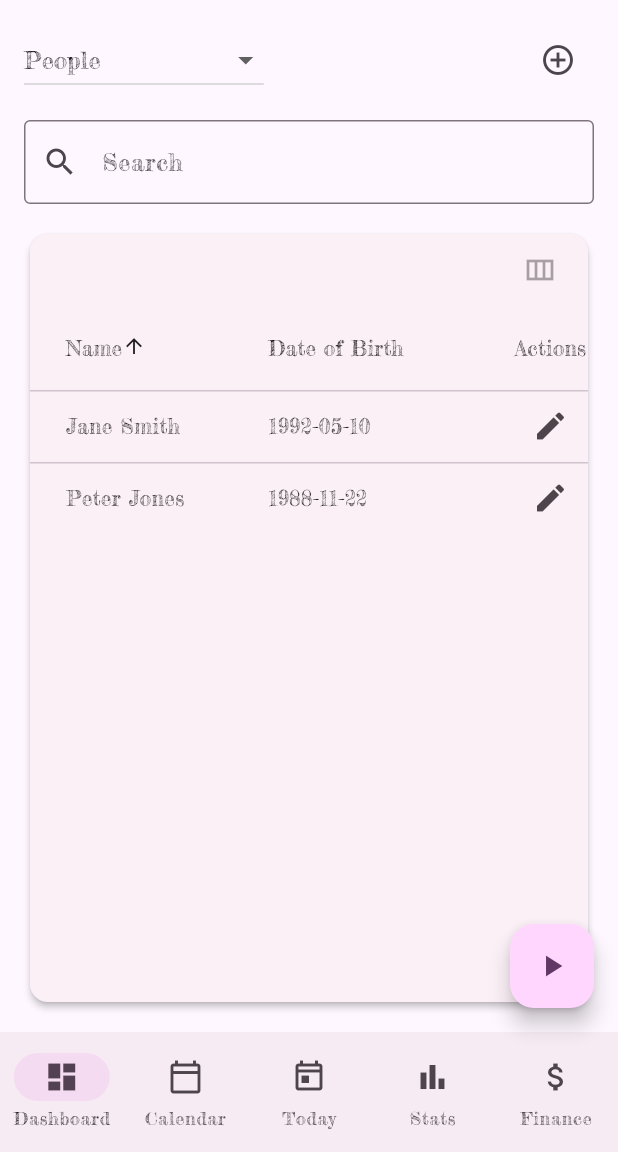
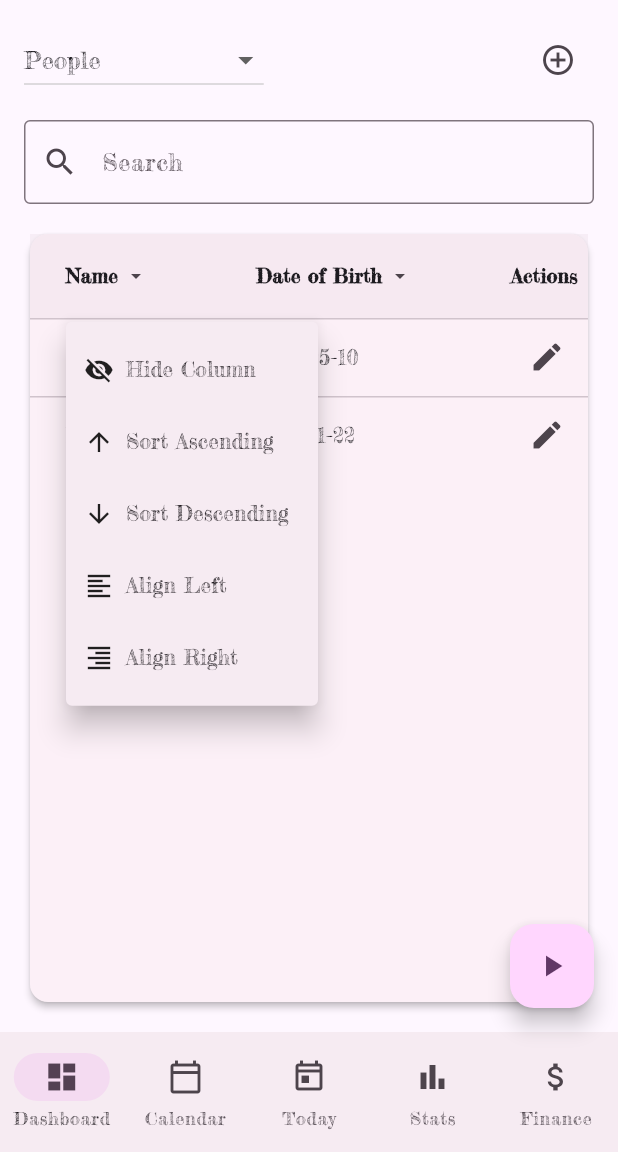
Before and after one commit to la-fourier/myapp, a Flutter app: the screen it shows after launch, after a tap on "Login", after a tap on "Name", on a phone screen of 412 x 824 dp, the part 84-1236 px from its top. Run offline on Flutter 3.47's test engine with Material 3 defaults, Android fonts, the phone set to English and light mode, and no system bars; our stand-ins replace csv, file_picker, flutter_local_notifications, flutter_secure_storage, fluttertoast, google_fonts and 4 more; missing offline and left inert: flutter_web_auth_2, google_mlkit_text_recognition, googleapis; accounts and stored records are empty.

Commit message:
AGENT X - Finished Phase 2 Dashboard Table Overhaul

```diff
--- a/lib/widgets/data_card.dart
+++ b/lib/widgets/data_card.dart
@@ -1,12 +1,12 @@
 import 'package:flutter/material.dart';
 
-// A helper class to define a column, its data, and its sorting behavior.
 class SortableColumn<T> {
   final String label;
   final String? tooltip;
   final bool numeric;
   final Comparable Function(T item) getField;
   final Widget Function(T item) cellBuilder;
+  Alignment alignment;
 
   SortableColumn({
     required this.label,
@@ -14,6 +14,7 @@ class SortableColumn<T> {
     this.numeric = false,
     required this.getField,
     required this.cellBuilder,
+    this.alignment = Alignment.centerLeft,
   });
 }
 
@@ -21,12 +22,14 @@ class DataCard<T> extends StatefulWidget {
   final List<T> data;
   final List<SortableColumn<T>> columns;
   final String? filterText;
+  final void Function(T item)? onRowTap;
 
   const DataCard({
     super.key,
     required this.data,
     required this.columns,
     this.filterText,
+    this.onRowTap,
   });
 
   @override
@@ -54,8 +57,13 @@ class _DataCardState<T> extends State<DataCard<T>> {
     if (widget.data != oldWidget.data) {
       setState(() {
         _sortedData = List.from(widget.data);
-        _sortColumnIndex = null;
-        _sortAscending = true;
+        if (_sortColumnIndex != null) {
+          _sort(
+            _orderedColumns[_sortColumnIndex!].getField,
+            _sortColumnIndex!,
+            _sortAscending,
+          );
+        }
       });
     }
     if (widget.columns != oldWidget.columns) {
@@ -84,6 +92,63 @@ class _DataCardState<T> extends State<DataCard<T>> {
     });
   }
 
+  void _showColumnOptions(BuildContext context, SortableColumn<T> column, Offset position) {
+    final RenderBox overlay = Overlay.of(context).context.findRenderObject() as RenderBox;
+    final RelativeRect positionRect = RelativeRect.fromRect(
+      position & const Size(40, 40),
+      Offset.zero & overlay.size,
+    );
+
+    showMenu(
+      context: context,
+      position: positionRect,
+      elevation: 8,
+      items: [
+        PopupMenuItem(
+          value: 'hide',
+          child: const Row(children: [Icon(Icons.visibility_off, size: 20), SizedBox(width: 8), Text('Hide Column')]),
+        ),
+        PopupMenuItem(
+          value: 'sort_asc',
+          child: const Row(children: [Icon(Icons.arrow_upward, size: 20), SizedBox(width: 8), Text('Sort Ascending')]),
+        ),
+        PopupMenuItem(
+          value: 'sort_desc',
+          child: const Row(children: [Icon(Icons.arrow_downward, size: 20), SizedBox(width: 8), Text('Sort Descending')]),
+        ),
+        PopupMenuItem(
+          value: 'align_left',
+          child: const Row(children: [Icon(Icons.format_align_left, size: 20), SizedBox(width: 8), Text('Align Left')]),
+        ),
+        PopupMenuItem(
+          value: 'align_right',
+          child: const Row(children: [Icon(Icons.format_align_right, size: 20), SizedBox(width: 8), Text('Align Right')]),
+        ),
+      ],
+    ).then((value) {
+      if (value == null) return;
+      setState(() {
+        switch (value) {
+          case 'hide':
+            _columnVisibility[column.label] = false;
+            break;
+          case 'sort_asc':
+            _sort(column.getField, _orderedColumns.indexOf(column), true);
+            break;
+          case 'sort_desc':
+            _sort(column.getField, _orderedColumns.indexOf(column), false);
+            break;
+          case 'align_left':
+            column.alignment = Alignment.centerLeft;
+            break;
+          case 'align_right':
+            column.alignment = Alignment.centerRight;
+            break;
+        }
+      });
+    });
+  }
+
   @override
   Widget build(BuildContext context) {
     final visibleColumns = _orderedColumns
@@ -100,11 +165,7 @@ class _DataCardState<T> extends State<DataCard<T>> {
             if (cellWidget.data!.toLowerCase().contains(filter)) {
               return true;
             }
-          } else if (cellWidget is Icon) {
-            // Cannot filter on icon, so we skip
           } else {
-            // For other widgets, we can try a generic toString()
-            // This is not ideal but a fallback
             try {
               if (item.toString().toLowerCase().contains(filter)) {
                 return true;
@@ -119,79 +180,66 @@ class _DataCardState<T> extends State<DataCard<T>> {
     }
 
     return Column(
+      crossAxisAlignment: CrossAxisAlignment.stretch,
       children: [
-        Padding(
-          padding: const EdgeInsets.symmetric(horizontal: 8.0),
-          child: Row(
-            mainAxisAlignment: MainAxisAlignment.end,
-            children: [
-              PopupMenuButton<String>(
-                onSelected: (String value) {
-                  setState(() {
-                    _columnVisibility[value] = !_columnVisibility[value]!;
-                  });
-                },
-                itemBuilder: (context) {
-                  return widget.columns.map((column) {
-                    return CheckedPopupMenuItem<String>(
-                      value: column.label,
-                      checked: _columnVisibility[column.label] ?? true,
-                      child: Text(column.label),
-                    );
-                  }).toList();
-                },
-                child: IconButton(
-                  tooltip: 'Set visible columns',
-                  onPressed: null,
-                  icon: const Icon(Icons.view_column_outlined),
-                ),
-              ),
-            ],
-          ),
-        ),
         Expanded(
           child: SingleChildScrollView(
             scrollDirection: Axis.vertical,
             child: SingleChildScrollView(
               scrollDirection: Axis.horizontal,
+              child: Theme(
+                data: Theme.of(context).copyWith(
+                  dataTableTheme: DataTableThemeData(
+                    headingRowColor: MaterialStateProperty.all(
+                      Theme.of(context).colorScheme.surfaceVariant.withOpacity(0.4)
+                    ),
+                    dataRowColor: MaterialStateProperty.resolveWith<Color?>(
+                        (Set<MaterialState> states) {
+                      if (states.contains(MaterialState.hovered)) {
+                        return Theme.of(context).colorScheme.primary.withOpacity(0.08);
+                      }
+                      return null;
+                    }),
+                  ),
+                ),
                 child: DataTable(
-                sortColumnIndex: _sortColumnIndex,
+                  showCheckboxColumn: false,
+                  sortColumnIndex: _sortColumnIndex != null && _sortColumnIndex! < visibleColumns.length ? _sortColumnIndex : null,
                   sortAscending: _sortAscending,
+                  headingRowHeight: 56,
+                  dataRowMinHeight: 52,
+                  dataRowMaxHeight: 52,
+                  horizontalMargin: 24,
+                  columnSpacing: 48,
                   columns: visibleColumns.map((column) {
                     return DataColumn(
-                    label: DragTarget<SortableColumn<T>>(
-                      builder: (context, candidateData, rejectedData) {
-                        return Draggable<SortableColumn<T>>(
-                          data: column,
-                          feedback: Material(
-                            elevation: 4.0,
-                            child: Container(
-                              padding: const EdgeInsets.all(8.0),
-                              color: Theme.of(
-                                context,
-                              ).colorScheme.surfaceVariant,
-                              child: Text(column.label),
+                      label: MouseRegion(
+                        cursor: SystemMouseCursors.click,
+                        child: GestureDetector(
+                          onSecondaryTapDown: (details) => _showColumnOptions(context, column, details.globalPosition),
+                          child: Builder(
+                            builder: (ctx) => InkWell(
+                              onTap: () {
+                                final RenderBox box = ctx.findRenderObject() as RenderBox;
+                                final Offset position = box.localToGlobal(Offset.zero);
+                                _showColumnOptions(ctx, column, position + const Offset(0, 40));
+                              },
+                              child: Row(
+                                mainAxisSize: MainAxisSize.min,
+                                children: [
+                                  Text(
+                                    column.label,
+                                    style: const TextStyle(fontWeight: FontWeight.bold, fontSize: 13)
+                                  ),
+                                  const SizedBox(width: 4),
+                                  Icon(Icons.arrow_drop_down, size: 16, color: Theme.of(context).colorScheme.onSurfaceVariant),
+                                ],
                               ),
                             ),
-                          child: Text(column.label),
-                        );
-                      },
-                      onWillAcceptWithDetails: (data) => data != null,
-                      onAcceptWithDetails: (details) {
-                        setState(() {
-                          final draggedColumn = details.data;
-                          final draggedIndex = _orderedColumns.indexOf(
-                            draggedColumn,
-                          );
-                          final targetIndex = _orderedColumns.indexOf(column);
-                          if (draggedIndex != -1 && targetIndex != -1) {
-                            final item = _orderedColumns.removeAt(draggedIndex);
-                            _orderedColumns.insert(targetIndex, item);
-                          }
-                        });
-                      },
                           ),
-                    tooltip: column.tooltip,
+                        ),
+                      ),
+                      tooltip: column.tooltip ?? 'Click for options',
                       numeric: column.numeric,
                       onSort: (columnIndex, ascending) {
                         _sort(
@@ -204,11 +252,18 @@ class _DataCardState<T> extends State<DataCard<T>> {
                   }).toList(),
                   rows: filteredData.map((item) {
                     return DataRow(
+                      onSelectChanged: widget.onRowTap != null ? (_) => widget.onRowTap!(item) : null,
                       cells: visibleColumns.map((column) {
-                      return DataCell(column.cellBuilder(item));
+                        return DataCell(
+                          Align(
+                            alignment: column.alignment,
+                            child: column.cellBuilder(item)
+                          )
+                        );
                       }).toList(),
                     );
                   }).toList(),
+                ),
               ),
             ),
           ),
```
Also changed, not shown: lib/views/main/dashboard_view.dart (+38 -0 lines). Lines whose indentation alone changed are shown as unchanged.
